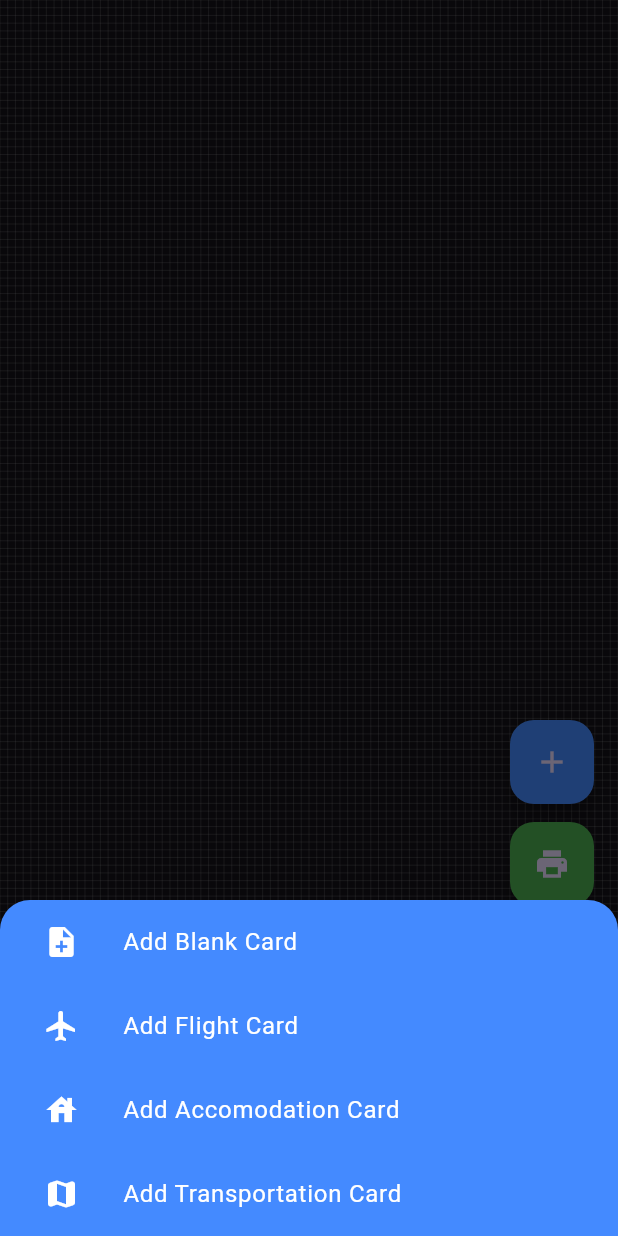
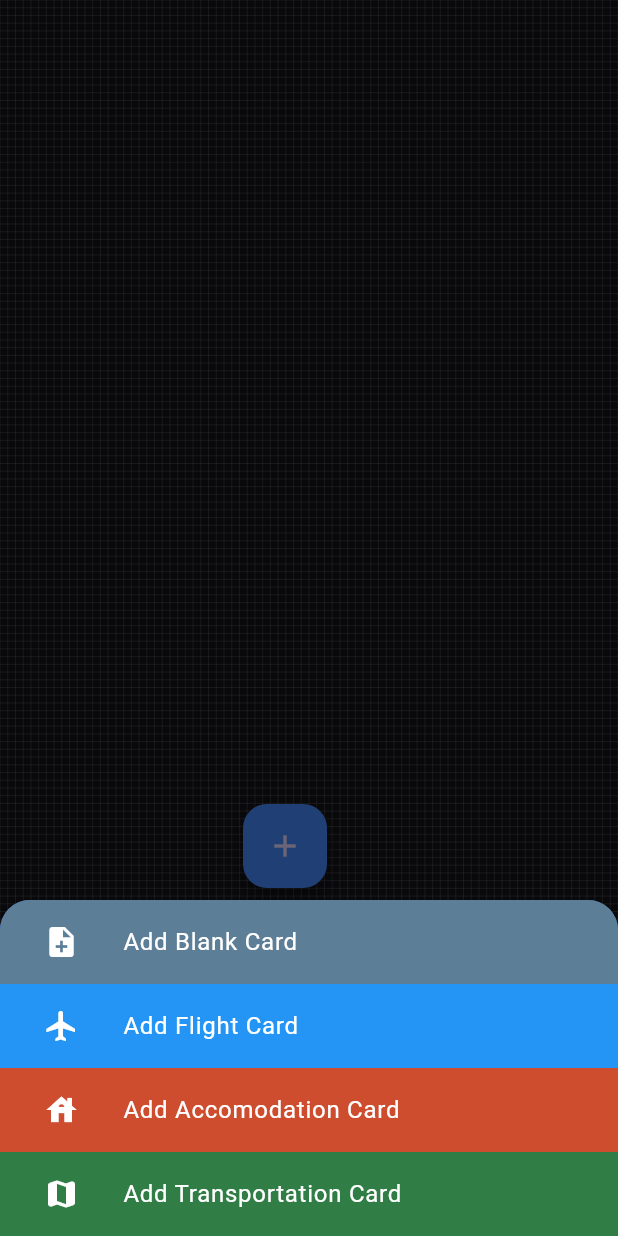
Before and after one commit to Smeetsv10/travel-planner-project, a Flutter app: the Homepage screen opened directly, after a tap on the "add" icon, on a phone screen of 412 x 824 dp. Run offline on Flutter 3.47's test engine with Material 3 defaults, Android fonts, the phone set to English and light mode, and no system bars; our stand-ins replace file_picker, geocoding, google_maps_flutter, shared_preferences; missing offline and left inert: desktop_drop, pasteboard; accounts and stored records are empty.

Commit message:
Making ClustorButtons

```diff
--- a/lib/classes/app_settings.dart
+++ b/lib/classes/app_settings.dart
@@ -6,4 +6,8 @@
   static const double gridWidth = 10000;
   static const double cardWidth = 340;
   static const String kGoogleApiKey = 'AIzaSyAtcwK1VeYN_XkR8vPCy7k28ZXYYceD0To';
+  static const Color blankCardColor = Color.fromRGBO(96, 125, 139, 0.9);
+  static const Color flightCardColor = Color.fromRGBO(33, 150, 243, 0.9);
+  static const Color accommodationCardColor = Color.fromARGB(230, 221, 70, 24);
+  static const Color transportationCardColor = Color.fromRGBO(46, 125, 50, 0.9);
 }
--- a/lib/classes/card_provider.dart
+++ b/lib/classes/card_provider.dart
@@ -1,4 +1,5 @@
 import 'package:flutter/material.dart';
+import 'package:travel_scheduler/classes/app_settings.dart';
 import 'package:travel_scheduler/classes/functions.dart';
 import 'package:uuid/uuid.dart';
 
@@ -103,7 +104,7 @@
       case CardType.flight:
         return flightIcon();
       case CardType.accommodation:
-        return accomodationIcon();
+        return accommodationIcon();
       case CardType.transportation:
         return transportationIcon();
     }
@@ -125,13 +126,13 @@
   static Color _getColor(CardType type) {
     switch (type) {
       case CardType.blank:
-        return const Color.fromRGBO(96, 125, 139, 0.9); // Keep existing
+        return AppSettings.blankCardColor; // Keep existing
       case CardType.flight:
-        return const Color.fromRGBO(33, 150, 243, 0.9); // Bright Blue
+        return AppSettings.flightCardColor; // Bright Blue
       case CardType.accommodation:
-        return const Color.fromARGB(230, 221, 70, 24); // Red-Orange
+        return AppSettings.accommodationCardColor; // Red-Orange
       case CardType.transportation:
-        return const Color.fromRGBO(46, 125, 50, 0.9); // Forest Green
+        return AppSettings.transportationCardColor; // Forest Green
     }
   }
 
--- a/lib/classes/functions.dart
+++ b/lib/classes/functions.dart
@@ -52,7 +52,7 @@
   );
 }
 
-Widget accomodationIcon() {
+Widget accommodationIcon() {
   return const Icon(Icons.house, color: Colors.white);
 }
 
--- a/lib/widgets/homepage_floatingactionbuttons.dart
+++ b/lib/widgets/homepage_floatingactionbuttons.dart
@@ -5,6 +5,7 @@
 import 'package:travel_scheduler/classes/card_provider.dart';
 import 'package:travel_scheduler/classes/functions.dart';
 import 'package:travel_scheduler/widgets/card_chains_page.dart';
+import 'package:travel_scheduler/widgets/custom_action_button.dart';
 
 class HomePageFloatingActionButtons extends StatefulWidget {
   final TransformationController transformationController;
@@ -89,25 +90,34 @@
             builder: (context) => Column(
               mainAxisSize: MainAxisSize.min,
               children: [
-                ListTile(
-                  leading: SizedBox(width: 50, child: blankIcon()),
-                  title: const Text(
-                    'Add Blank Card',
-                    style: TextStyle(color: Colors.white),
+                Container(
+                  decoration: BoxDecoration(
+                    color: AppSettings.blankCardColor,
+                    borderRadius: const BorderRadius.vertical(
+                      top: Radius.circular(20),
+                    ),
                   ),
-                  onTap: () => Navigator.pop(context, CardType.blank),
+                  child: ListTile(
+                    leading: SizedBox(width: 50, child: blankIcon()),
+                    title: const Text(
+                      'Add Blank Card',
+                      style: TextStyle(color: Colors.white),
+                    ),
+                    onTap: () => Navigator.pop(context, CardType.blank),
+                  ),
                 ),
                 ListTile(
                   leading: SizedBox(width: 50, child: flightIcon()),
+                  tileColor: AppSettings.flightCardColor,
                   title: const Text(
                     'Add Flight Card',
                     style: TextStyle(color: Colors.white),
                   ),
                   onTap: () => Navigator.pop(context, CardType.flight),
                 ),
-
                 ListTile(
-                  leading: SizedBox(width: 50, child: accomodationIcon()),
+                  leading: SizedBox(width: 50, child: accommodationIcon()),
+                  tileColor: AppSettings.accommodationCardColor,
                   title: const Text(
                     'Add Accomodation Card',
                     style: TextStyle(color: Colors.white),
@@ -116,6 +126,7 @@
                 ),
                 ListTile(
                   leading: SizedBox(width: 50, child: transportationIcon()),
+                  tileColor: AppSettings.transportationCardColor,
                   title: const Text(
                     'Add Transportation Card',
                     style: TextStyle(color: Colors.white),
@@ -217,19 +228,8 @@
     );
   }
 
-  Widget _buildShowRootCardsButton(BuildContext context) {
-    return FloatingActionButton(
-      heroTag: 'show_root_cards',
-      onPressed: () {
-        final chains = context.read<CardListProvider>().cardChainList;
-        for (var chain in chains) {
-          print(chain.map((c) => c.title).join(' -> '));
-        }
-      },
-      backgroundColor: Colors.purple,
-      tooltip: 'Show Root Cards',
-      child: const Icon(Icons.account_tree),
-    );
+  Widget _buildDebugButton(BuildContext context) {
+    return Container();
   }
 
   void openCardChainsPage(BuildContext context) {
@@ -261,7 +261,7 @@
         const SizedBox(height: 12),
         _buildSaveButton(context, cardListProvider),
         const SizedBox(height: 12),
-        _buildShowRootCardsButton(context),
+        _buildDebugButton(context),
         const SizedBox(height: 12),
         _buildShowChainsButton(context),
       ],
```
Also changed, not shown: lib/main.dart (+52 -1 lines), lib/widgets/clustor_button.dart (added, +203 -0 lines), lib/widgets/custom_action_button.dart (added, +194 -0 lines).
